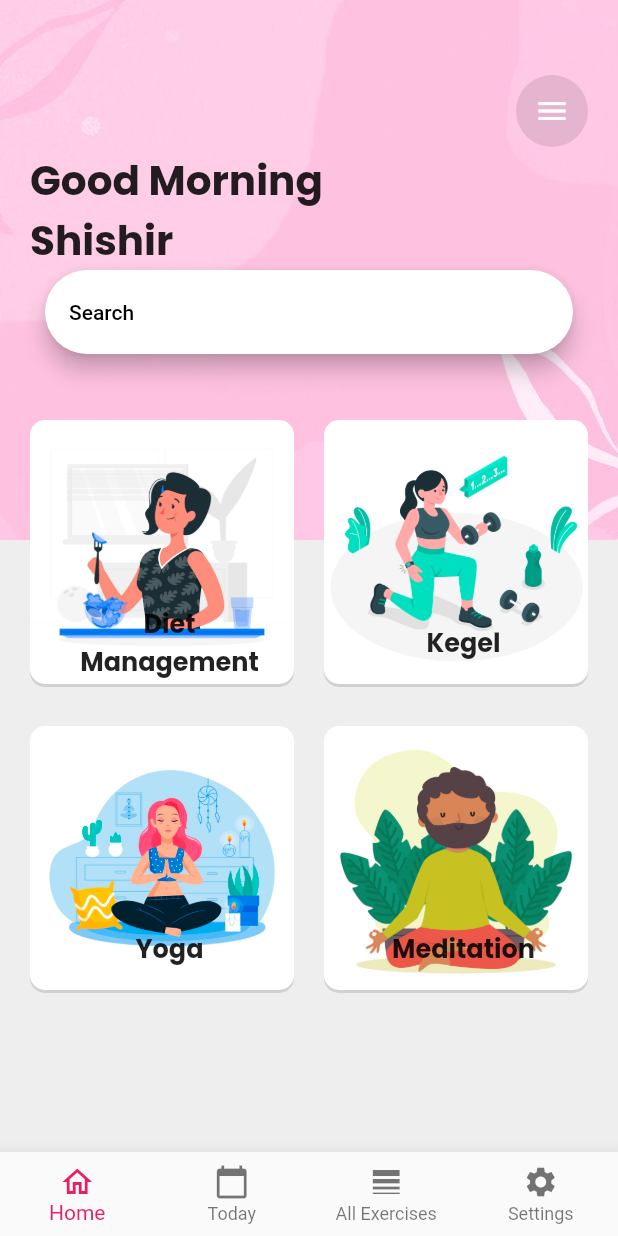
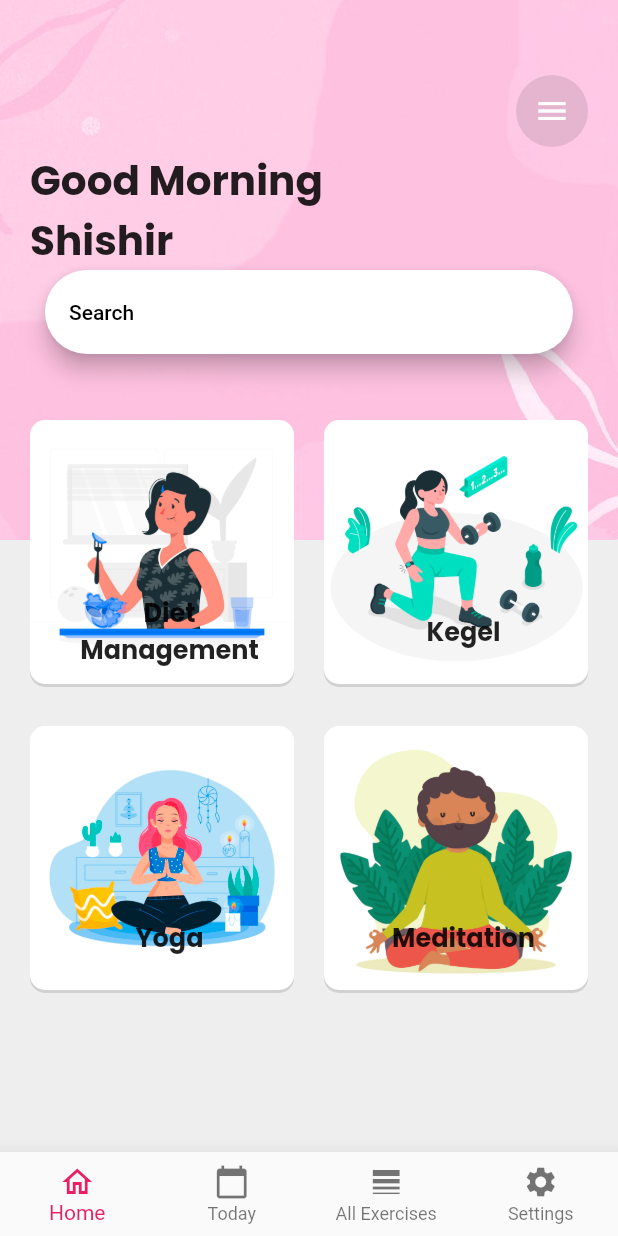
Before and after one commit to LawrenciaDzifa/Exercise-App-UI, a Flutter app: the screen it shows after launch, on a phone screen of 412 x 824 dp. Run offline on Flutter 3.47's test engine with Material 2 defaults, Android fonts, the light colour scheme and no system bars; missing offline and left inert: flappy_search_bar.

Commit message:
first commit

```diff
--- a/lib/Widgets/activities_grid.dart
+++ b/lib/Widgets/activities_grid.dart
@@ -1,7 +1,6 @@
 import 'package:flutter/material.dart';
 import 'package:tourism/Components/activities_bank.dart';
 
-import '../Components/activities_bank.dart';
 import '../Components/activities_bank.dart';
 
 class AllExercises extends StatefulWidget {
@@ -35,7 +34,6 @@ class _AllExercisesState extends State<AllExercises> {
             onTap: () {},
             child: Stack(children: [
               Container(
-                  height: 300,
                   decoration: BoxDecoration(
                     borderRadius: BorderRadius.circular(10),
                     boxShadow: [
@@ -49,7 +47,7 @@ class _AllExercisesState extends State<AllExercises> {
                   )),
               Padding(
                 padding:
-                    const EdgeInsets.only(top: 120.0, left: 20.0, right: 10.0),
+                    const EdgeInsets.only(top: 105.0, left: 20.0, right: 10.0),
                 child: Container(
                   alignment: Alignment.center,
                   child: Text(
```
